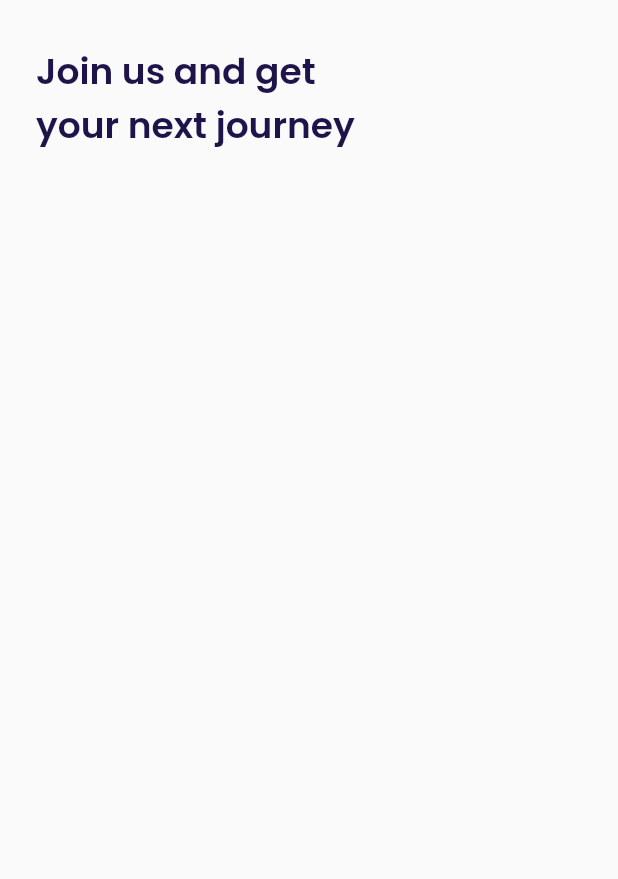
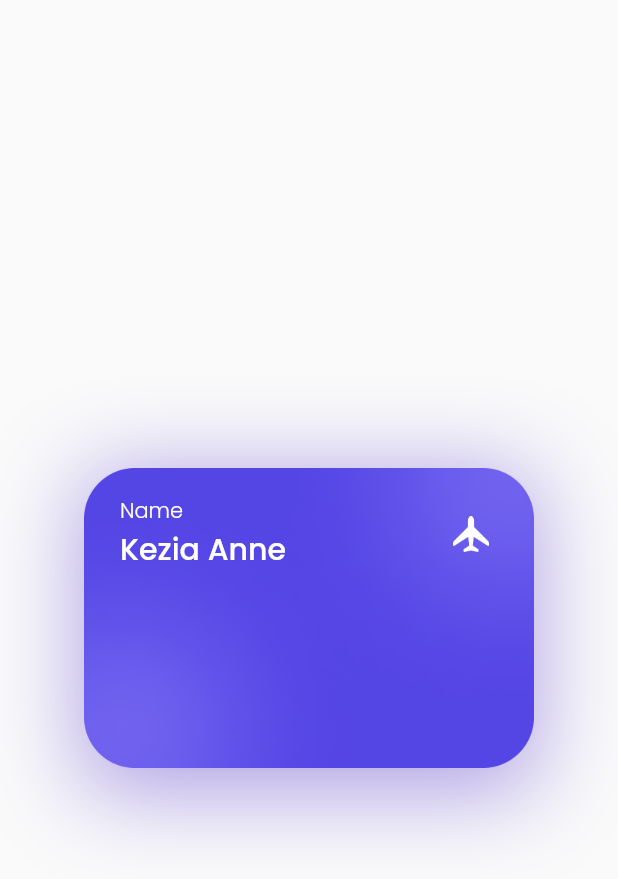
Before and after one commit to Revaldo11/Flutter-My-Plane-UI, a Flutter app: the screen it shows after launch, after a tap on "Get Started", on a phone screen of 412 x 824 dp. Shown: the top 879 px of the screen. Run offline on Flutter 3.47's test engine with Material 2 defaults, Android fonts, the phone set to English and light mode, and no system bars; our stand-ins replace google_fonts.

Commit message:
sign up & bonus card page, add widget

```diff
--- /dev/null
+++ b/lib/components/pages/bonus_page.dart
@@ -0,0 +1,82 @@
+import 'package:flutter/material.dart';
+import 'package:my_plane/shared/utils.dart';
+
+class BonusPage extends StatelessWidget {
+  const BonusPage({Key? key}) : super(key: key);
+
+  @override
+  Widget build(BuildContext context) {
+    Widget bonusCard() {
+      return Container(
+        width: 300,
+        height: 211,
+        padding: EdgeInsets.all(defaultMargin),
+        decoration: BoxDecoration(
+          image: const DecorationImage(
+            image: AssetImage('assets/images/image_card.png'),
+          ),
+          boxShadow: [
+            BoxShadow(
+              color: kPrimaryColor.withOpacity(0.5),
+              blurRadius: 50,
+              offset: const Offset(0, 10),
+            ),
+          ],
+        ),
+        child: Column(
+          crossAxisAlignment: CrossAxisAlignment.start,
+          children: [
+            Row(
+              children: [
+                Expanded(
+                  child: Column(
+                    crossAxisAlignment: CrossAxisAlignment.start,
+                    children: [
+                      Text(
+                        'Name',
+                        style: whiteTextStyle.copyWith(
+                          fontWeight: light,
+                        ),
+                      ),
+                      Text(
+                        'Kezia Anne',
+                        style: whiteTextStyle.copyWith(
+                          fontSize: 20,
+                          fontWeight: medium,
+                        ),
+                      ),
+                    ],
+                  ),
+                ),
+                Container(
+                  width: 24,
+                  height: 24,
+                  margin: const EdgeInsets.only(right: 6),
+                  decoration: const BoxDecoration(
+                    image: DecorationImage(
+                      image: AssetImage(
+                        'assets/images/logo.png',
+                      ),
+                    ),
+                  ),
+                ),
+              ],
+            ),
+          ],
+        ),
+      );
+    }
+
+    return Scaffold(
+      backgroundColor: kBackgroundColor,
+      body: Center(
+        child: Column(
+          mainAxisAlignment: MainAxisAlignment.center,
+          children: [
+            bonusCard(),
+          ],
+        ),
+      ),
+    );
+  }
+}
--- a/lib/main.dart
+++ b/lib/main.dart
@@ -1,4 +1,5 @@
 import 'package:flutter/material.dart';
+import 'package:my_plane/components/pages/bonus_page.dart';
 import 'package:my_plane/components/pages/sign_up_page.dart';
 
 import 'components/pages/get_started_page.dart';
@@ -15,8 +16,8 @@ class MyApp extends StatelessWidget {
       debugShowCheckedModeBanner: false,
       routes: {
         '/': (context) => const SplashScreen(),
-        '/get-started': (context) => const GetStartedPage(),
-        '/sign-up': (context) => const SignUpPage(),
+        '/get-started': (context) => GetStartedPage(),
+        '/sign-up': (context) => BonusPage(),
       },
     );
   }
--- a/lib/shared/utils.dart
+++ b/lib/shared/utils.dart
@@ -17,6 +17,7 @@ Color kInactiveColor = Color(0xffDBD7EC);
 Color kTransparentColor = Colors.transparent;
 Color kAvailableColor = Color(0xffE0D9FF);
 Color kUnavailableColor = Color(0xffEBECF1);
+Color kBorderColor = Color(0xff5C40CC);
 
 TextStyle blackTextStyle = GoogleFonts.poppins(
   color: kBlackColor,
```
Also changed, not shown: lib/components/pages/sign_up_page.dart (+84 -1 lines), lib/components/widgets/custom_button.dart (added, +44 -0 lines), lib/components/widgets/custom_text_form_field.dart (added, +53 -0 lines).
